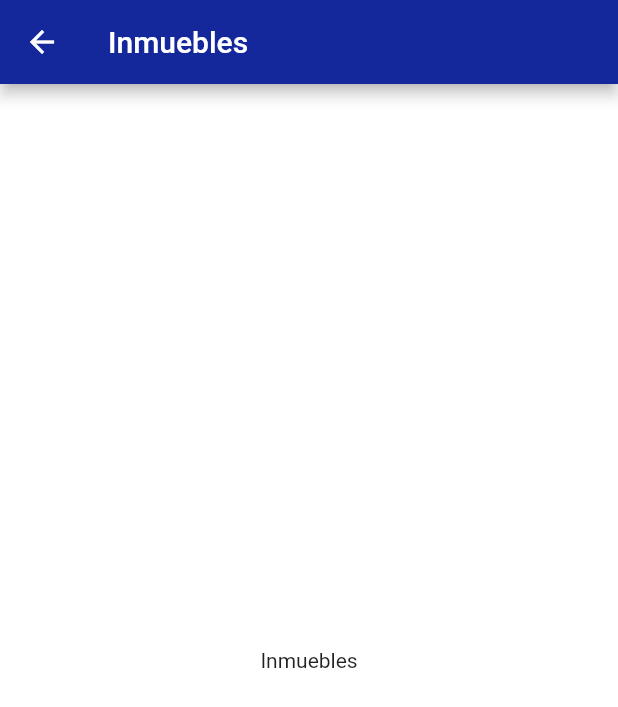
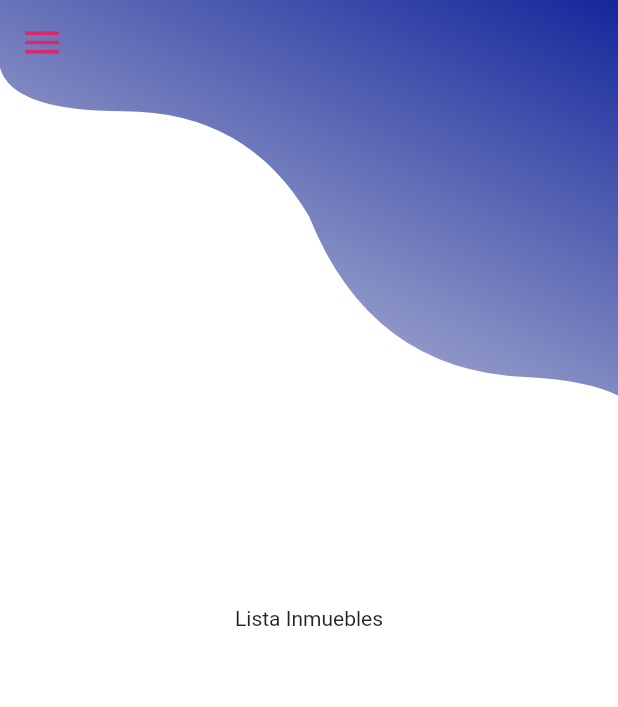
Before and after one commit to csuarez689/ulpInmo-flutter, a Flutter app: the InmueblesListPage screen opened directly, on a phone screen of 412 x 824 dp. Shown: the top 707 px of the screen. Run offline on Flutter 3.47's test engine with Material 2 defaults, Android fonts, the phone set to English and light mode, and no system bars; our stand-ins replace cached_network_image; accounts and stored records are empty.

Commit message:
inmuebles services

```diff
--- a/lib/main.dart
+++ b/lib/main.dart
@@ -21,10 +21,7 @@ class _MyAppState extends State<MyApp> {
       theme: getAppTheme(),
       title: 'ULP Inmobiliaria',
       initialRoute: '/login',
-      routes: {
-        '/login': (_) => LoginPage(),
-        '/profile': (BuildContext context) => ProfilePage(context),
-      },
+      routes: getRoutes(),
     );
   }
 }
--- a/lib/src/pages/inmuebles_list_page.dart
+++ b/lib/src/pages/inmuebles_list_page.dart
@@ -1,17 +1,11 @@
 import 'package:flutter/material.dart';
+import 'package:ulp_inmo/src/widgets/main_scaffold.dart';
 
 class InmueblesListPage extends StatelessWidget {
   const InmueblesListPage({Key? key}) : super(key: key);
 
   @override
   Widget build(BuildContext context) {
-    return Scaffold(
-      appBar: AppBar(
-        title: Text('Inmuebles'),
-      ),
-      body: Center(
-        child: Text('Inmuebles'),
-      ),
-    );
+    return MainScaffold(navIndex: 2, child: Center(child: Text('Lista Inmuebles')));
   }
 }
--- /dev/null
+++ b/lib/src/widgets/main_scaffold.dart
@@ -0,0 +1,33 @@
+import 'package:flutter/material.dart';
+import 'package:ulp_inmo/src/widgets/navigation_drawer_widget.dart';
+import 'package:ulp_inmo/src/widgets/stain_bg.dart';
+
+class MainScaffold extends StatelessWidget {
+  final Widget child;
+  final Widget? title;
+  final int navIndex;
+  final List<Widget>? navActions;
+  const MainScaffold({Key? key, required this.child, this.navIndex = 0, this.navActions, this.title}) : super(key: key);
+
+  @override
+  Widget build(BuildContext context) {
+    return Scaffold(
+      extendBodyBehindAppBar: true,
+      drawer: NavigationDrawerWidget(navIndex),
+      appBar: AppBar(
+        centerTitle: true,
+        title: title,
+        backgroundColor: Colors.transparent,
+        elevation: 0,
+        iconTheme: IconThemeData(color: Theme.of(context).colorScheme.secondary, size: 30),
+        actions: navActions,
+      ),
+      body: Stack(
+        children: <Widget>[
+          StainBg(),
+          child,
+        ],
+      ),
+    );
+  }
+}
--- a/lib/src/widgets/stain_bg.dart
+++ b/lib/src/widgets/stain_bg.dart
@@ -14,11 +14,11 @@ class StainBg extends StatelessWidget {
         width: width,
         decoration: const BoxDecoration(
           gradient: LinearGradient(
-            begin: Alignment.topLeft,
+            begin: Alignment.topRight,
             end: Alignment.bottomCenter,
             colors: [
+              Color(0xff14279B),
               Color(0xffE6E6E6),
-              Color(0xff14279B),
             ],
           ),
         ),
@@ -34,7 +34,7 @@ class _ClipPainter extends CustomClipper<Path> {
     var width = size.width;
     var path = Path();
 
-    path.lineTo(0, height * .1);
+    path.lineTo(0, height * .11);
     final fstControlPoint = Offset(width * .02, height * .18);
     final fstEndPoint = Offset(width * .2, height * .12);
     path.quadraticBezierTo(fstControlPoint.dx, fstControlPoint.dy, fstEndPoint.dx, fstControlPoint.dy);
```
Also changed, not shown: lib/src/app_config.dart (+17 -1 lines), lib/src/models/inmueble_model.dart (+5 -5 lines), lib/src/pages/inmuebles_add_page.dart (added, +11 -0 lines), lib/src/pages/inmuebles_detail_page.dart (added, +11 -0 lines), lib/src/pages/inmuebles_edit_page.dart (added, +11 -0 lines), lib/src/pages/profile_page.dart (+10 -31 lines), lib/src/services/inmueble_services.dart (added, +37 -0 lines), lib/src/widgets/navigation_drawer_widget.dart (+10 -2 lines).
